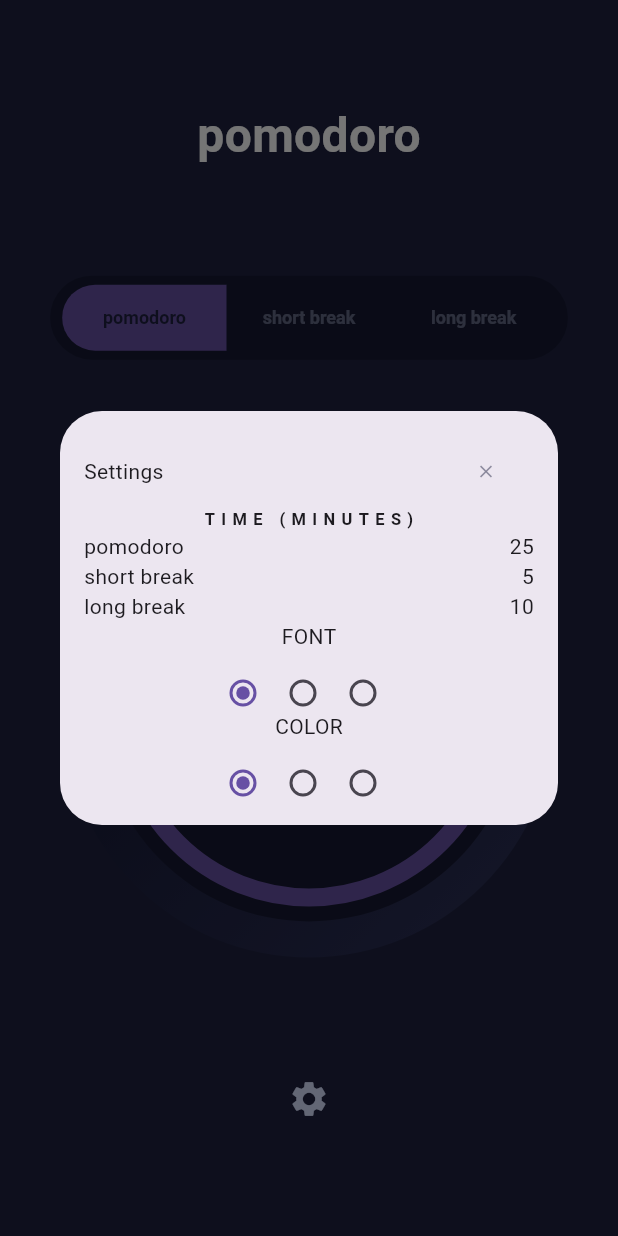
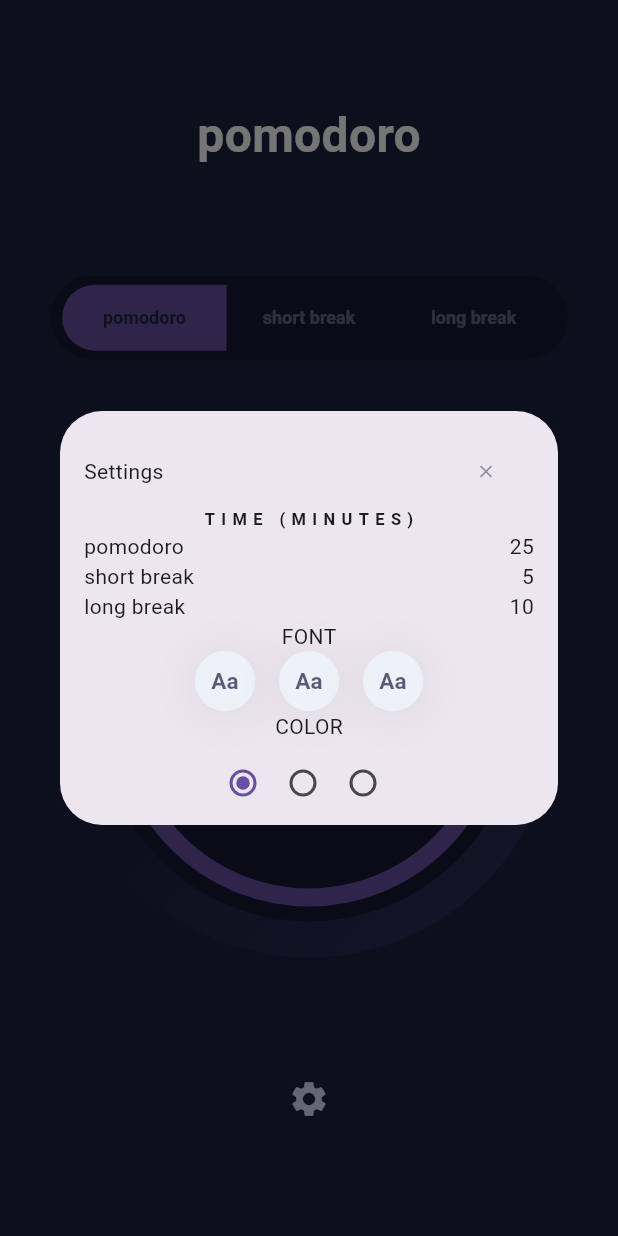
Before and after one commit to asvirts/pomodoro, a Flutter app: the screen it shows after launch, after a tap on the "settings" icon, on a phone screen of 412 x 824 dp. Run offline on Flutter 3.47's test engine with Material 3 defaults, Android fonts, the phone set to English and light mode, and no system bars; drawn by our look-alikes of group_button, timer_count_down; our stand-ins replace flutter_riverpod, google_fonts, riverpod_annotation; generated files the repository leaves out were written again.

Commit message:
group_button is better

```diff
--- a/lib/widgets/radio_buttons.dart
+++ b/lib/widgets/radio_buttons.dart
@@ -1,5 +1,7 @@
 import 'package:flutter/material.dart';
 import 'package:flutter_riverpod/flutter_riverpod.dart';
+import 'package:google_fonts/google_fonts.dart';
+import 'package:group_button/group_button.dart';
 import 'package:pomodoro/providers/settings_provider.dart' as settings;
 
 class FontSelector extends ConsumerStatefulWidget {
@@ -14,51 +16,30 @@ class _FontSelectorState extends ConsumerState<FontSelector> {
   Widget build(BuildContext context) {
     final currentFont = ref.watch(settings.fontNotifierProvider);
 
-    return Row(
-      mainAxisAlignment: MainAxisAlignment.center,
-      children: [
-        SizedBox(
-          height: 40,
-          width: 40,
-          child: RadioListTile(
-            value: settings.Fonts.sans,
-            groupValue: currentFont.first,
-            autofocus: true,
-            onChanged: (value) {
-              ref
-                  .watch(settings.fontNotifierProvider.notifier)
-                  .updateFonts(settings.Fonts.sans);
-            },
-          ),
-        ),
-        SizedBox(
-          height: 40,
-          width: 40,
-          child: RadioListTile(
-            value: settings.Fonts.serif,
-            groupValue: currentFont.first,
-            onChanged: (value) {
-              ref
-                  .watch(settings.fontNotifierProvider.notifier)
-                  .updateFonts(settings.Fonts.serif);
-            },
-          ),
-        ),
-        SizedBox(
-          height: 40,
-          width: 40,
-          child: RadioListTile(
-            value: settings.Fonts.mono,
-            groupValue: currentFont.first,
-            onChanged: (value) {
-              ref
-                  .watch(settings.fontNotifierProvider.notifier)
-                  .updateFonts(settings.Fonts.mono);
-            },
-          ),
-        ),
-      ],
-    );
+    TextStyle font =
+        ref.watch(settings.fontNotifierProvider.notifier).getCurrentFont();
+
+    return const Row(children: [
+      GroupButton(
+        options: GroupButtonOptions(
+            buttonHeight: 40,
+            buttonWidth: 40,
+            spacing: 16,
+            selectedColor: Color.fromRGBO(22, 25, 50, 1),
+            selectedTextStyle: TextStyle(
+                color: Color.fromRGBO(255, 255, 255, 1),
+                fontSize: 15,
+                fontWeight: FontWeight.bold),
+            unselectedColor: Color.fromRGBO(239, 241, 250, 1),
+            unselectedTextStyle: TextStyle(
+                color: Color.fromRGBO(30, 33, 63, .72),
+                fontSize: 15,
+                fontWeight: FontWeight.bold),
+            borderRadius: BorderRadius.all(Radius.circular(999))),
+        isRadio: true,
+        buttons: ["Aa", "Aa", "Aa"],
+      )
+    ]);
   }
 }
 
--- a/pubspec.yaml
+++ b/pubspec.yaml
@@ -32,6 +32,7 @@ dependencies:
   flutter:
     sdk: flutter
   timer_count_down: ^2.2.0
+  group_button: ^5.3.4
 
   # The following adds the Cupertino Icons font to your application.
   # Use with the CupertinoIcons class for iOS style icons.
```
Also changed, not shown: pubspec.lock.
